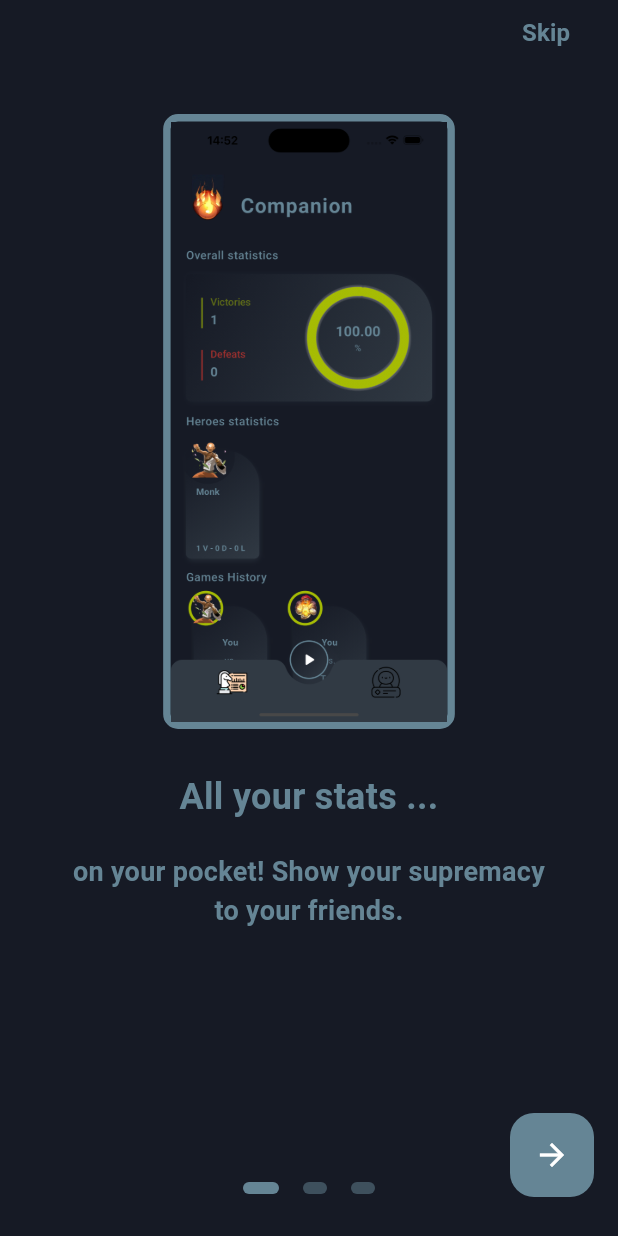
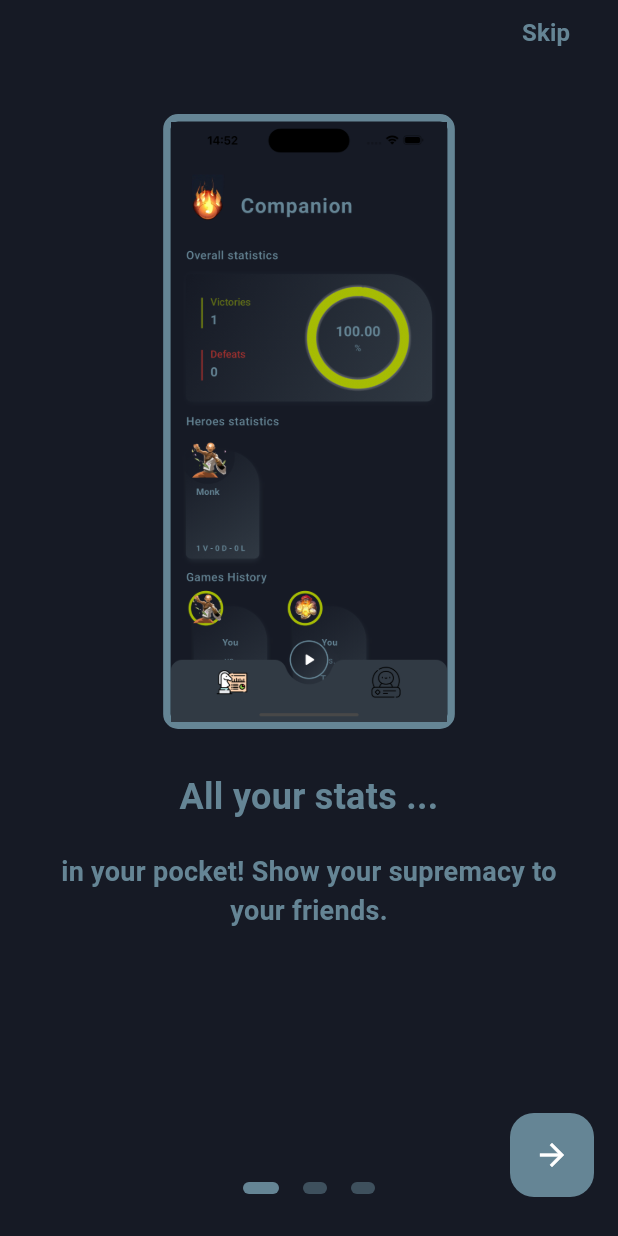
Before and after one commit to ElTinTin/dt_companion, a Flutter app: the screen it shows after launch, on a phone screen of 412 x 824 dp. Run offline on Flutter 3.47's test engine with Material 3 defaults, Android fonts, the phone set to English and light mode, and no system bars; drawn by our look-alikes of flutter_onboarding_slider; our stand-ins replace firebase_analytics, firebase_core, google_mobile_ads, shared_preferences, sqflite, webview_flutter; accounts and stored records are empty.

Commit message:
Fix wording

```diff
--- a/lib/dt_companion/init/introduction_view.dart
+++ b/lib/dt_companion/init/introduction_view.dart
@@ -141,7 +141,7 @@ class OnBoarding extends StatelessWidget {
                 height: 20,
               ),
               const Text(
-                'on your pocket! Show your supremacy to your friends.',
+                'in your pocket! Show your supremacy to your friends.',
                 textAlign: TextAlign.center,
                 style: TextStyle(
                   color: CompanionAppTheme.lightText,
```
